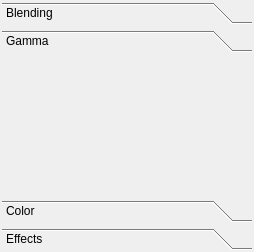
Above: src/MixingToolboxWidget.ui from markus-wa/glmixer-mirror before the change. Below: the same form after it.
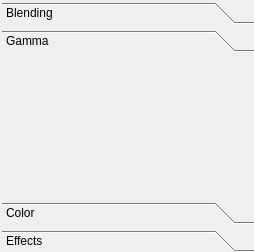
That is the form after the change. The open tabs and pages were chosen to show the change. Icons and pictures are not drawn.

Commit message: Improved layout of Algorithm Source dialog

```diff
--- a/src/MixingToolboxWidget.ui
+++ b/src/MixingToolboxWidget.ui
@@ -17,9 +17,18 @@
    <property name="spacing">
     <number>0</number>
    </property>
-   <property name="margin">
+   <property name="leftMargin">
     <number>2</number>
    </property>
+   <property name="topMargin">
+    <number>2</number>
+   </property>
+   <property name="rightMargin">
+    <number>0</number>
+   </property>
+   <property name="bottomMargin">
+    <number>0</number>
+   </property>
    <item>
     <widget class="QToolBox" name="mixingToolBox">
      <property name="sizePolicy">
@@ -454,8 +463,8 @@
        <rect>
         <x>0</x>
         <y>0</y>
-        <width>236</width>
-        <height>126</height>
+        <width>242</width>
+        <height>132</height>
        </rect>
       </property>
       <attribute name="label">
```
Left out of the diff: 10 changed lines with no effect on the pictures. The commit also changes 2 other files.
